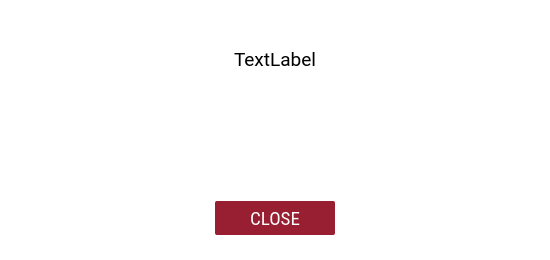
Above: client/dialogs/WarningDialog.ui from open-eid/DigiDoc4-Client before the change. Below: the same form after it.
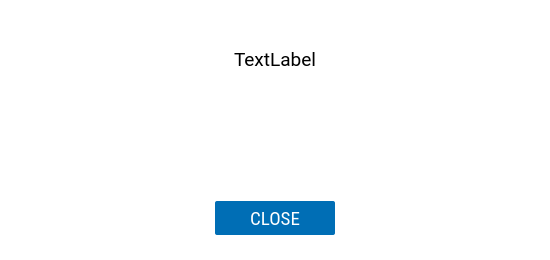
That is the form after the change. Custom widgets are drawn as their Qt base class.

Commit message:
Use async WarningDialog (#1182)
IB-7665

Diff of the .ui file:
```diff
--- a/client/dialogs/WarningDialog.ui
+++ b/client/dialogs/WarningDialog.ui
@@ -172,20 +172,6 @@
        <property name="accessibleName">
         <string extracomment="accessible">Close</string>
        </property>
-       <property name="styleSheet">
-        <string notr="true">QPushButton {
-	border-radius: 2px; 
-	border: none;
-	color: #ffffff;
-	background-color: #981E32;
-}
-QPushButton:pressed {
-	background-color: #F24A66;
-}
-QPushButton:hover:!pressed {
-	background-color: #CD2541;
-}</string>
-       </property>
        <property name="text">
         <string>CLOSE</string>
        </property>
```
Left out of the diff: 12 changed lines with no effect on the pictures. The commit also changes 14 other files.
